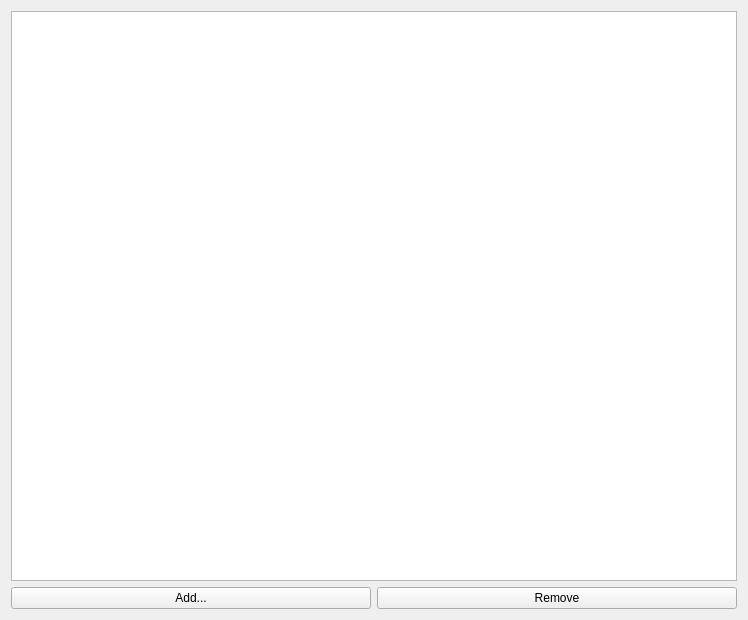
UoA-eResearch/mytardis_ime, file ime/ui/ui_identifier_list.ui: the form before one commit.
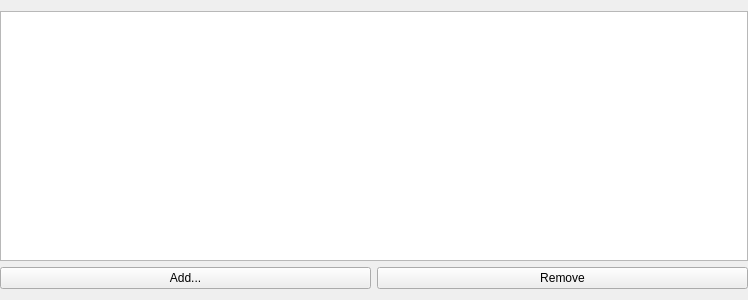
The form after the commit.

Commit message: separate identifiers out into a class

```diff
--- a/ime/ui/ui_identifier_list.ui
+++ b/ime/ui/ui_identifier_list.ui
@@ -7,16 +7,25 @@
     <x>0</x>
     <y>0</y>
     <width>748</width>
-    <height>620</height>
+    <height>300</height>
    </rect>
   </property>
+  <property name="maximumSize">
+   <size>
+    <width>16777215</width>
+    <height>350</height>
+   </size>
+  </property>
   <property name="windowTitle">
    <string>Form</string>
   </property>
   <layout class="QGridLayout" name="gridLayout">
-   <item row="0" column="0" colspan="2">
-    <widget class="QListView" name="identifierList"/>
-   </item>
+   <property name="leftMargin">
+    <number>0</number>
+   </property>
+   <property name="rightMargin">
+    <number>0</number>
+   </property>
    <item row="1" column="0">
     <widget class="QPushButton" name="btnAdd">
      <property name="text">
@@ -31,6 +40,19 @@
      </property>
     </widget>
    </item>
+   <item row="0" column="0" colspan="2">
+    <widget class="QListView" name="identifierList">
+     <property name="sizePolicy">
+      <sizepolicy hsizetype="Expanding" vsizetype="Expanding">
+       <horstretch>0</horstretch>
+       <verstretch>0</verstretch>
+      </sizepolicy>
+     </property>
+     <property name="whatsThis">
+      <string>You can associate identifiers that are project-specific or externally assigned to help you distinguish the object from another, such as a RAID (Research Activity Identifier). There must be at least one identifier.</string>
+     </property>
+    </widget>
+   </item>
   </layout>
  </widget>
  <resources/>
```
The commit also changes 11 other files.
